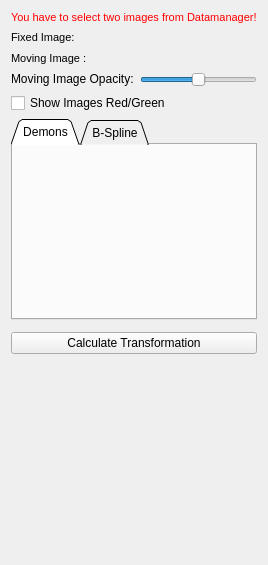
MITK/MITK, file Modules/Bundles/org.mitk.gui.qt.deformableregistration/src/internal/QmitkDeformableRegistrationViewControls.ui: the form before one commit.
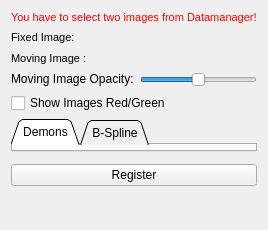
The form after the commit. Icons and pictures are not drawn. Custom widgets are drawn as their Qt base class.

What changed in the file:
```diff
--- a/Modules/Bundles/org.mitk.gui.qt.deformableregistration/src/internal/QmitkDeformableRegistrationViewControls.ui
+++ b/Modules/Bundles/org.mitk.gui.qt.deformableregistration/src/internal/QmitkDeformableRegistrationViewControls.ui
@@ -7,7 +7,7 @@
     <x>0</x>
     <y>0</y>
     <width>260</width>
-    <height>565</height>
+    <height>230</height>
    </rect>
   </property>
   <property name="sizePolicy">
@@ -331,7 +331,7 @@
       </size>
      </property>
      <property name="text">
-      <string>Calculate Transformation</string>
+      <string>Register</string>
      </property>
      <property name="icon">
       <iconset resource="../../resources/QmitkDeformableRegistrationView.qrc">
```
